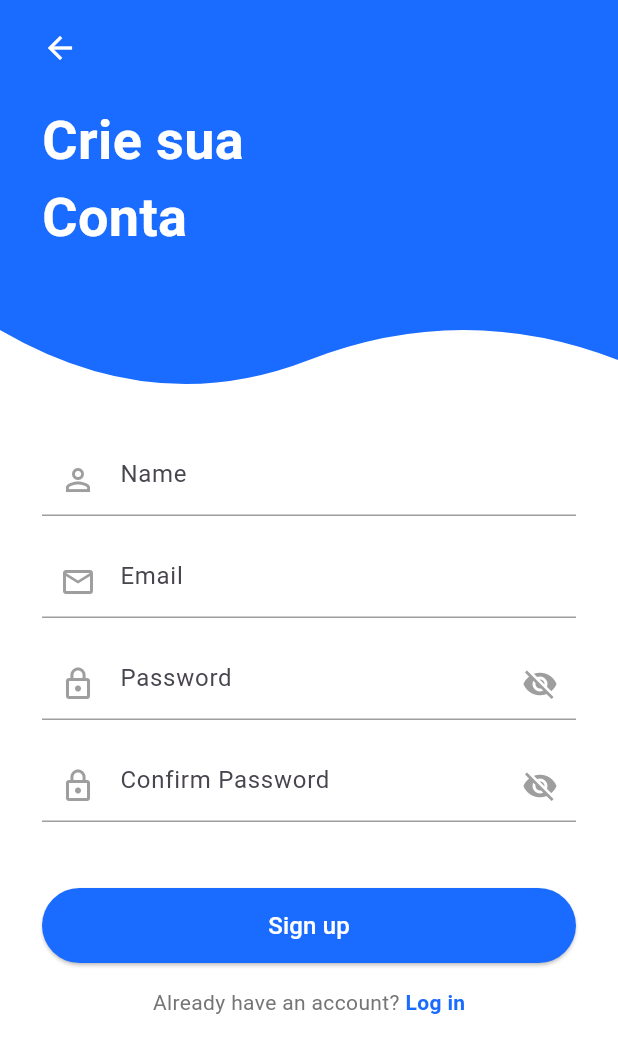
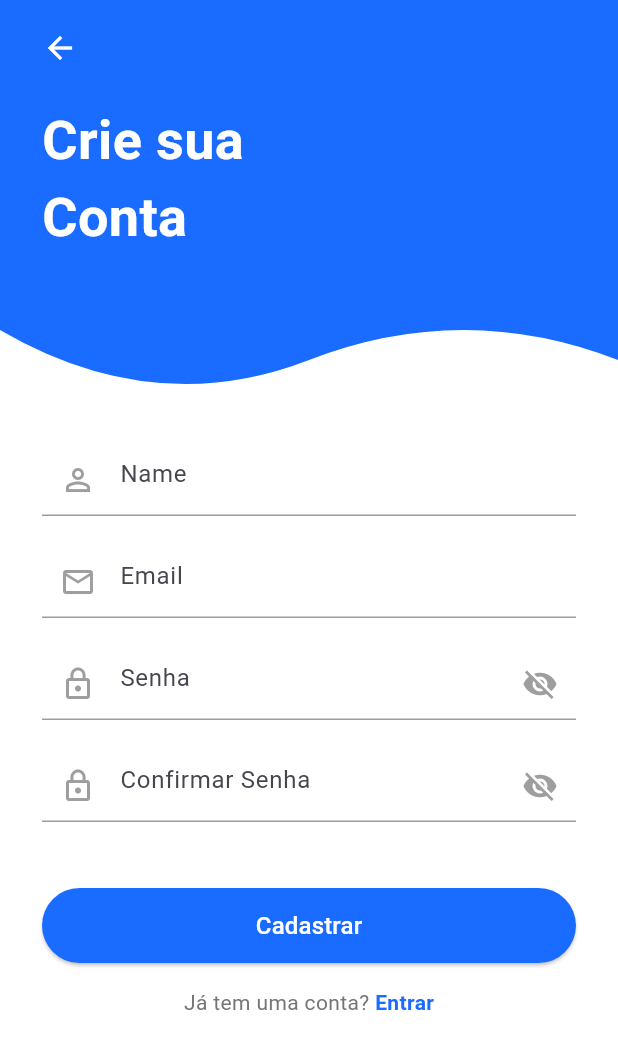
Before and after one commit to PyGodoy/SwimCalculatorApp, a Flutter app: the screen it shows after launch, after a tap on "Entrar", after a tap on "Cadastrar", on a phone screen of 412 x 824 dp. Shown: the top 1053 px of the screen. Run offline on Flutter 3.47's test engine with Material 3 defaults, Android fonts, the phone set to English and light mode, and no system bars; our stand-ins replace dio, shared_preferences; accounts and stored records are empty.

Commit message:
feat: tradução da interface para português

```diff
--- a/lib/login/login_view.dart
+++ b/lib/login/login_view.dart
@@ -133,7 +133,7 @@ class _LoginView extends StatelessWidget {
                     ),
                   ),
                   const SizedBox(height: 16),
-                  Text('or', style: TextStyle(color: Colors.grey[500])),
+                  Text('ou', style: TextStyle(color: Colors.grey[500])),
                   const SizedBox(height: 16),
 
                   SizedBox(
--- a/lib/register/register_view.dart
+++ b/lib/register/register_view.dart
@@ -104,7 +104,7 @@ class _RegisterView extends StatelessWidget {
                     controller: vm.passwordController,
                     obscureText: vm.obscurePassword,
                     decoration: InputDecoration(
-                      hintText: 'Password',
+                      hintText: 'Senha',
                       prefixIcon: const Icon(Icons.lock_outline, color: Colors.grey),
                       suffixIcon: IconButton(
                         icon: Icon(
@@ -128,7 +128,7 @@ class _RegisterView extends StatelessWidget {
                     controller: vm.confirmPasswordController,
                     obscureText: vm.obscureConfirmPassword,
                     decoration: InputDecoration(
-                      hintText: 'Confirm Password',
+                      hintText: 'Confirmar Senha',
                       prefixIcon: const Icon(Icons.lock_outline, color: Colors.grey),
                       suffixIcon: IconButton(
                         icon: Icon(
@@ -170,7 +170,7 @@ class _RegisterView extends StatelessWidget {
                       ),
                       child: vm.isLoading
                           ? const CircularProgressIndicator(color: Colors.white)
-                          : const Text('Sign up',
+                          : const Text('Cadastrar',
                               style: TextStyle(fontSize: 16, color: Colors.white)),
                     ),
                   ),
@@ -180,12 +180,12 @@ class _RegisterView extends StatelessWidget {
                   Row(
                     mainAxisAlignment: MainAxisAlignment.center,
                     children: [
-                      Text('Already have an account? ',
+                      Text('Já tem uma conta? ',
                           style: TextStyle(color: Colors.grey[600])),
                       GestureDetector(
                         onTap: () => Navigator.pushNamed(context, '/login'),
                         child: const Text(
-                          'Log in',
+                          'Entrar',
                           style: TextStyle(
                             color: Color(0xFF1A6BFF),
                             fontWeight: FontWeight.bold,
```
